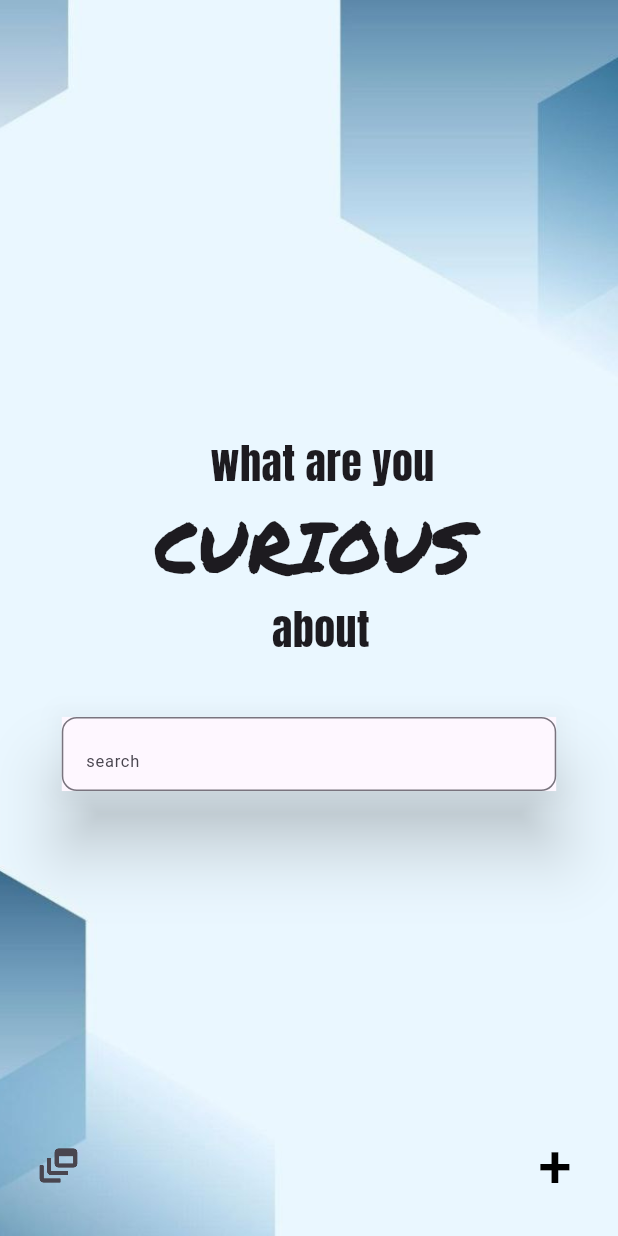
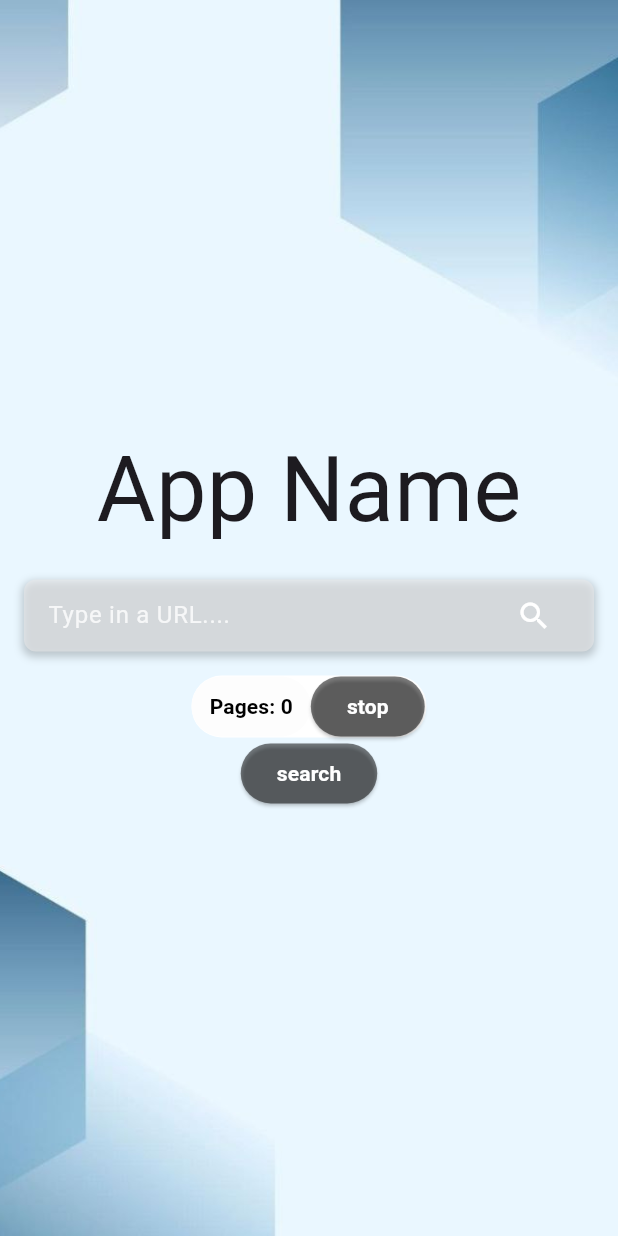
Before and after one commit to hrideshmg/Amfoss_Hackathon, a Flutter app: the screen it shows after launch, on a phone screen of 412 x 824 dp. Run offline on Flutter 3.47's test engine with Material 3 defaults, Android fonts, the phone set to English and light mode, and no system bars; our stand-ins replace google_fonts.

Commit message:
Almost completed frontend

```diff
--- /dev/null
+++ b/frontend/search/lib/home.dart
@@ -0,0 +1,261 @@
+import 'dart:convert';
+import 'dart:async';
+import 'package:search/homepage.dart';
+import 'package:flutter/material.dart';
+import 'package:http/http.dart' as http;
+
+
+class HomePage extends StatefulWidget {
+  const HomePage({Key? key}) : super(key: key);
+
+  @override
+  State<HomePage> createState() => _HomePageState();
+}
+
+class _HomePageState extends State<HomePage> {
+  List<Uri> websiteUris = [];
+  String status = "";
+  int numberOfPages = 0;
+  TextEditingController urlController = TextEditingController();
+  String currenturl = '';
+  String currentstatus = 'idle';
+  String pages = "0";
+  bool stopped = false;
+
+  starttimer(){
+    const onesec=Duration(seconds: 1);
+    Timer.periodic(onesec, getstatus);
+  }
+
+  startcrawler(url)async{
+    var client = http.Client();
+
+    var uri = Uri.parse('http://192.168.188.74:8000/start_crawl');
+    client.post(
+      uri,
+      headers: {
+        'Content-Type': 'application/json',
+      },
+      body: jsonEncode(<String, String> {'url':url})
+      );
+      starttimer();
+      stopped = false;
+  }
+
+  stopcrawler()async{
+    var client = http.Client();
+
+    var uri = Uri.parse('http://192.168.188.74:8000/stop_crawl');
+    client.post(
+      uri,
+      );
+      stopped = true;
+  }
+
+  getstatus(Timer t)async{
+    var client = http.Client();
+
+    var uri = Uri.parse('http://192.168.188.74:8000/crawler_status');
+    var response = await client.get(uri);
+    if (response.statusCode == 200)
+    {
+      var status_str = response.body;
+      var status = jsonDecode(status_str) as Map<String, dynamic>;
+      //Data status=dataFromJson(json)[0];
+      if(status['status'] == "completed"){
+          t.cancel();
+          status['status'] = "completed";
+      }
+      if (stopped) {
+        t.cancel();
+        status['status'] = "stopped";
+      }
+      setState(() {
+         currenturl = status['url']?? '';
+         currentstatus = status['status']?? '';
+        pages = status['pages']?? '';
+      });
+    }
+  }
+
+  @override
+  Widget build(BuildContext context) {
+
+    double screenWidth = MediaQuery.of(context).size.width;
+    double screenHeight = MediaQuery.of(context).size.height;
+
+    return Scaffold(
+      resizeToAvoidBottomInset: true,
+      body: Container(
+        decoration: const BoxDecoration(
+          image: DecorationImage(
+            image: AssetImage("assets/images/bg.jpg"),
+            fit: BoxFit.cover,
+          ),
+        ),
+        child: Column(
+          mainAxisAlignment: MainAxisAlignment.center,
+          children: [
+            const Text(
+              'App Name',
+              style: TextStyle(fontSize: 60),
+            ),
+            Padding(
+              padding: const EdgeInsets.all(16.0),
+              child: Container(
+                decoration: BoxDecoration(
+                  color: const Color.fromARGB(255, 236, 234, 234).withOpacity(0.5),
+                  borderRadius: BorderRadius.circular(8.0),
+                  boxShadow: [
+                    BoxShadow(
+                      color: Colors.black.withOpacity(0.2),
+                      spreadRadius: 1,
+                      blurRadius: 4,
+                      offset: const Offset(0, 2),
+                    ),
+                  ],
+                ),
+                child: Padding(
+                  padding: const EdgeInsets.symmetric(horizontal: 16.0),
+                  child: Row(
+                    children: [
+                      Expanded(
+                        child: TextField(
+                          controller: urlController,
+                          style: const TextStyle(color: Colors.white),
+                          decoration: InputDecoration(
+                            hintText: 'Type in a URL....',
+                            hintStyle: TextStyle(color: Colors.white.withOpacity(0.8)),
+                            border: InputBorder.none,
+                          ),
+                          onSubmitted: (value) {
+                            startcrawler(urlController.text);
+                            urlController.clear();
+                          },
+                        ),
+                      ),
+                      IconButton(
+                        icon: const Icon(Icons.search, color: Colors.white),
+                        onPressed: () {
+                          startcrawler(urlController.text);
+                          urlController.clear();
+
+                        },
+                      ),
+                    ],
+                  ),
+                ),
+              ),
+            ),
+            // ElevatedButton(
+            //   onPressed: () {},
+            //   style: ElevatedButton.styleFrom(
+            //     backgroundColor: Colors.black.withOpacity(0.5),
+            //   ),
+            //   child: Text(
+            //     "URL: $currenturl",
+            //     style: const TextStyle(color: Colors.white, fontWeight: FontWeight.bold),
+            //   ),
+            // ),
+
+            // ElevatedButton(
+            //   onPressed: () {
+            //     setState(() {
+            //     });
+            //   },
+            //   style: ElevatedButton.styleFrom(
+            //     backgroundColor: Colors.black.withOpacity(0.5),
+            //   ),
+            //   child: Text(
+            //     "Status: $currentstatus",
+            //     style: const TextStyle(color: Colors.white, fontWeight: FontWeight.bold),
+            //   ),
+            // ),
+            Stack(
+            children:[
+            Container(
+              // color: Color.fromARGB(255, 255, 255, 255),
+              width: screenWidth*0.38,
+              height: screenHeight*0.05,
+              decoration: BoxDecoration(
+                color: Color.fromARGB(255, 255, 255, 255),
+                borderRadius: BorderRadius.all(Radius.circular(20))
+              ),
+              child: Row(
+                children: [
+
+            Positioned(
+
+              child:
+            TextButton(
+              onPressed: () {
+                setState(() {
+                });
+              },
+              style: ElevatedButton.styleFrom(
+                backgroundColor: Color.fromARGB(255, 253, 253, 253).withOpacity(1),
+              ),
+              child: Text(
+                "Pages: $pages",
+                style: const TextStyle(color: Color.fromARGB(255, 0, 0, 0), fontWeight: FontWeight.bold),
+              ),
+            ),),
+            ElevatedButton(
+              onPressed: () {
+                stopcrawler();
+              },
+              style: ElevatedButton.styleFrom(
+                backgroundColor: Colors.black.withOpacity(0.5),
+              ),
+              child: Text(
+                'stop',
+                style: const TextStyle(color: Colors.white, fontWeight: FontWeight.bold),
+
+              ),
+            ),
+            ],
+              ),
+            ),]),
+
+
+            ElevatedButton(
+              onPressed: () {
+                Navigator.push(
+
+                            context,
+                            MaterialPageRoute(builder: (context) => Home()),
+                          );
+              },
+              style: ElevatedButton.styleFrom(
+                backgroundColor: Colors.black.withOpacity(0.5),
+              ),
+              child: Text(
+                'search',
+                style: const TextStyle(color: Colors.white, fontWeight: FontWeight.bold),
+
+              ),
+            ),
+            // ElevatedButton(
+            //   onPressed: () {
+            //     getstatus;
+            //   },
+            //   style: ElevatedButton.styleFrom(
+            //     backgroundColor: Colors.black.withOpacity(0.5),
+            //   ),
+            //   child: Text(
+            //     "status",
+            //     style: const TextStyle(color: Colors.white, fontWeight: FontWeight.bold),
+            //   ),
+            // ),
+          ],
+        ),
+      ),
+    );
+  }
+
+  void addUrl(Uri uri) {
+    setState(() {
+      websiteUris.add(uri);
+    });
+  }
+}
--- a/frontend/search/lib/main.dart
+++ b/frontend/search/lib/main.dart
@@ -1,6 +1,6 @@
 
 import 'package:flutter/material.dart';
-import 'homepage.dart';
+import 'home.dart';
 
 
 void main() {
@@ -27,7 +27,7 @@ class _AppState extends State<MyApp>{
     return(
       MaterialApp(
         debugShowCheckedModeBanner: false,
-        home: Home()));
+        home: HomePage()));
 
   }
 }
--- /dev/null
+++ b/frontend/search/lib/models/status_data.dart
@@ -0,0 +1,33 @@
+// To parse this JSON data, do
+//
+//     final welcome = welcomeFromJson(jsonString);
+
+import 'dart:convert';
+
+List<Data> dataFromJson(String str) => List<Data>.from(json.decode(str).map((x) => Data.fromJson(x)));
+
+String dataToJson(List<Data> data) => json.encode(List<dynamic>.from(data.map((x) => x.toJson())));
+
+class Data {
+    String url;
+    String status;
+    String pages;
+
+    Data({
+        required this.url,
+        required this.status,
+        required this.pages,
+    });
+
+    factory Data.fromJson(Map<String, dynamic> json) => Data(
+        url: json["url"],
+        status: json["status"],
+        pages: json["pages"],
+    );
+
+    Map<String, dynamic> toJson() => {
+        "url": url,
+        "status": status,
+        "pages": pages,
+    };
+}
--- a/frontend/search/lib/services/remote_service.dart
+++ b/frontend/search/lib/services/remote_service.dart
@@ -10,13 +10,13 @@ class RemoteService
   {
     var client = http.Client();
 
-    var uri = Uri.parse('http://192.168.188.204:8000/search');
+    var uri = Uri.parse('http://192.168.188.74:8000/search');
     var response = await client.post(
       uri,
       headers: {
         'Content-Type': 'application/json',
       },
-      body: jsonEncode(<String, String> {'keywords':search, 'filter':'none'})
+      body: jsonEncode(<String, String> {'keywords':search, 'filter':format})
       );
     if (response.statusCode == 200)
     {
```
Also changed, not shown: frontend/search/lib/resultview.dart (+5 -2 lines).
